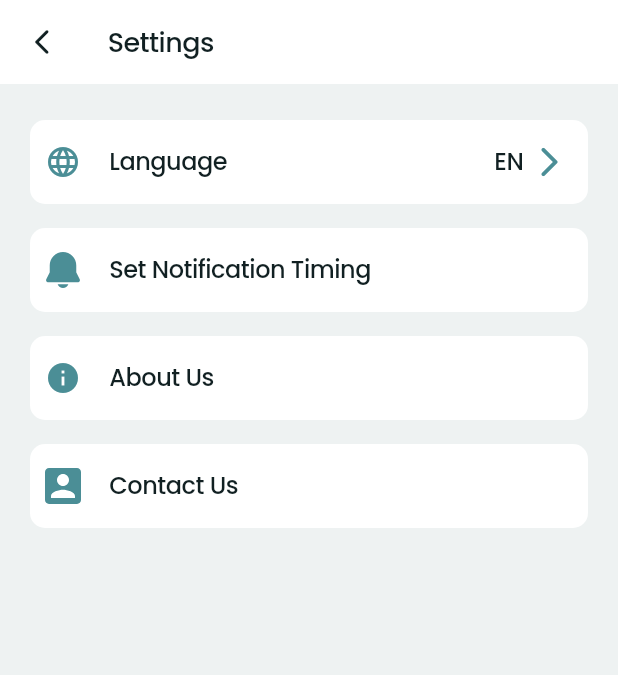
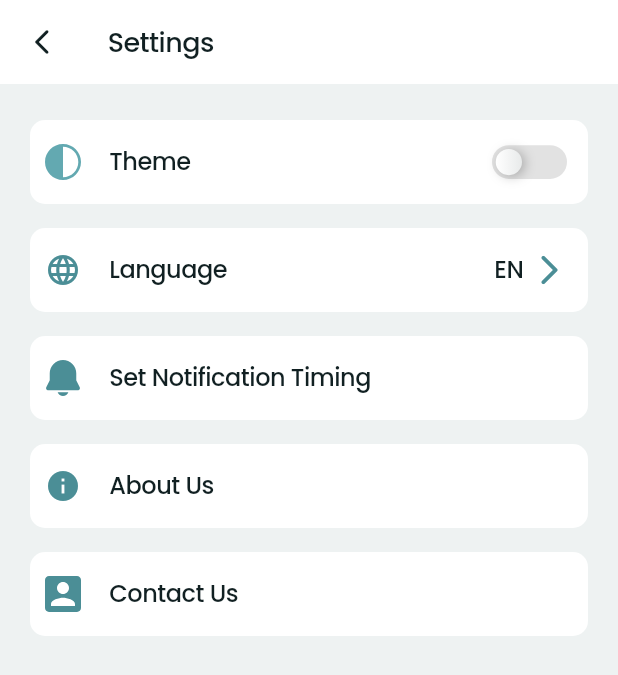
Before and after one commit to hadoopadministrator/3_Min_for_God, a Flutter app: the SettingsScreen screen opened directly, on a phone screen of 412 x 824 dp. Shown: the top 675 px of the screen. Run offline on Flutter 3.47's test engine with Material 3 defaults, Android fonts, the phone set to English and light mode, and no system bars; our stand-ins replace flutter_svg, flutter_svg_provider, get, get_storage, google_fonts; accounts and stored records are empty; project files that could hold a hidden picture were left out.

Commit message:
Added aboutus,devotional screens

```diff
--- a/lib/screens/settings_screen.dart
+++ b/lib/screens/settings_screen.dart
@@ -3,12 +3,12 @@ import 'package:flutter_svg/svg.dart';
 import 'package:get/get.dart';
 import 'package:google_fonts/google_fonts.dart';
 import 'package:three_min_for_god/controllers/language_controller.dart';
+import 'package:three_min_for_god/screens/about_us_screen.dart';
 import 'package:three_min_for_god/screens/choose_language_screen.dart';
 import 'package:three_min_for_god/widgets/menu_card_widget.dart';
 
 class SettingsScreen extends StatefulWidget {
   const SettingsScreen({super.key});
-
 
   @override
   State<SettingsScreen> createState() => _SettingsScreenState();
@@ -16,6 +16,7 @@ class SettingsScreen extends StatefulWidget {
 
 class _SettingsScreenState extends State<SettingsScreen> {
   final LanguageController controller = Get.find<LanguageController>();
+  bool isSwitchEnabled = false;
   @override
   Widget build(BuildContext context) {
     return Scaffold(
@@ -52,15 +53,82 @@ class _SettingsScreenState extends State<SettingsScreen> {
             children: [
               const SizedBox(height: 24),
               MenuCardWidget(
+                widget: SvgPicture.asset(
+                  'assets/icons/theme.svg',
+                  height: 24,
+                  width: 24,
+                ),
+                lable: 'Theme',
+                trailingWidget: InkWell(
+                  onTap: () {
+                    setState(() {
+                      isSwitchEnabled = !isSwitchEnabled;
+                    });
+                  },
+                  child: Container(
+                    height: 22.5,
+                    width: 50,
+                    decoration: BoxDecoration(
+                      color: isSwitchEnabled
+                          ? Color(0xff539EA7)
+                          : Color(0xffE2E2E2),
+                      borderRadius: BorderRadius.circular(50),
+                      // boxShadow: [
+                      //   BoxShadow(
+                      //     blurRadius: 8,
+                      //     offset: Offset(0, 6),
+                      //     color: Color(0x1A000000),
+                      //     spreadRadius: 3,
+                      //   ),
+                      // ],
+                    ),
+                    alignment: isSwitchEnabled
+                        ? Alignment.centerRight
+                        : Alignment.centerLeft,
+                    child: Container(
+                      height: 17.5,
+                      width: 17.5,
+                      margin: const EdgeInsets.all(2.5),
+                      decoration: BoxDecoration(
+                        shape: BoxShape.circle,
+                        boxShadow: [
+                          isSwitchEnabled
+                              ? BoxShadow(
+                                  blurRadius: 6,
+                                  offset: Offset(-2, 1),
+                                  color: Color(0x40000000),
+                                  spreadRadius: 0,
+                                ) :BoxShadow(
+                                  blurRadius: 6,
+                                  offset: Offset(2, 1),
+                                  color: Color(0x40000000),
+                                  spreadRadius: 0,
+                                )
+                              ,
+                        ],
+                        gradient: LinearGradient(
+                          stops: [0.0, 1.0],
+                          begin: Alignment.centerLeft,
+                          end: Alignment.centerRight,
+                          colors: [Colors.white, Color(0xffE8EAEA)],
+                        ),
+                      ),
+                    ),
+                  ),
+                ),
+              ),
+              const SizedBox(height: 16),
+              MenuCardWidget(
                 widget: const Icon(
                   Icons.language,
                   color: Color(0xff4B8E96),
                   size: 24,
                 ),
                 lable: 'Language',
-                trailingText: controller.locale.value.languageCode.toUpperCase(),
+                trailingText: controller.locale.value.languageCode
+                    .toUpperCase(),
                 trailingWidget: InkWell(
-                  onTap: ()  {
+                  onTap: () {
                     Navigator.push(
                       context,
                       MaterialPageRoute(
@@ -85,13 +153,21 @@ class _SettingsScreenState extends State<SettingsScreen> {
                 lable: 'Set Notification Timing',
               ),
               const SizedBox(height: 16),
-              MenuCardWidget(
+              InkWell(
+                onTap: () {
+                  Navigator.push(
+                    context,
+                    MaterialPageRoute(builder: (context) => AboutUsScreen()),
+                  );
+                },
+                child: MenuCardWidget(
                   widget: const Icon(
                     Icons.info,
                     color: Color(0xff4B8E96),
                     size: 24,
                   ),
                   lable: 'About Us',
+                ),
               ),
               const SizedBox(height: 16),
               MenuCardWidget(
--- a/pubspec.yaml
+++ b/pubspec.yaml
@@ -37,8 +37,8 @@ dependencies:
   flutter_svg: ^2.2.0
   google_fonts: ^6.3.0
   get: ^4.7.2
-  svg_provider: ^1.0.1
   get_storage: ^2.1.1
+  flutter_svg_provider: ^1.0.7
 
 dev_dependencies:
   flutter_test:
```
Also changed, not shown: lib/screens/about_us_screen.dart (added, +74 -0 lines), lib/screens/animonks_screen.dart (+8 -13 lines), lib/screens/choose_language_screen.dart (+7 -4 lines), lib/screens/crosswords_screen.dart (+9 -1 lines), lib/screens/devotional_screen.dart (added, +49 -0 lines), lib/screens/home_screen.dart (+9 -1 lines), lib/screens/language_selection_screen.dart (+10 -10 lines), lib/screens/splash_screen.dart (+19 -16 lines), assets/icons/animonks_img.svg (deleted), assets/icons/theme.svg (added), pubspec.lock, 1 other file. Lines whose indentation alone changed are shown as unchanged.
